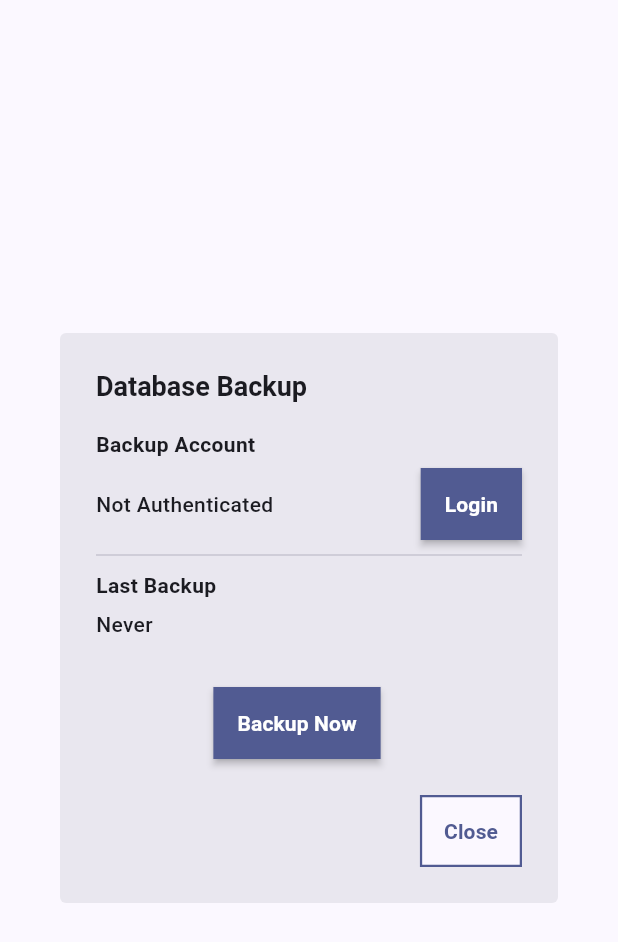
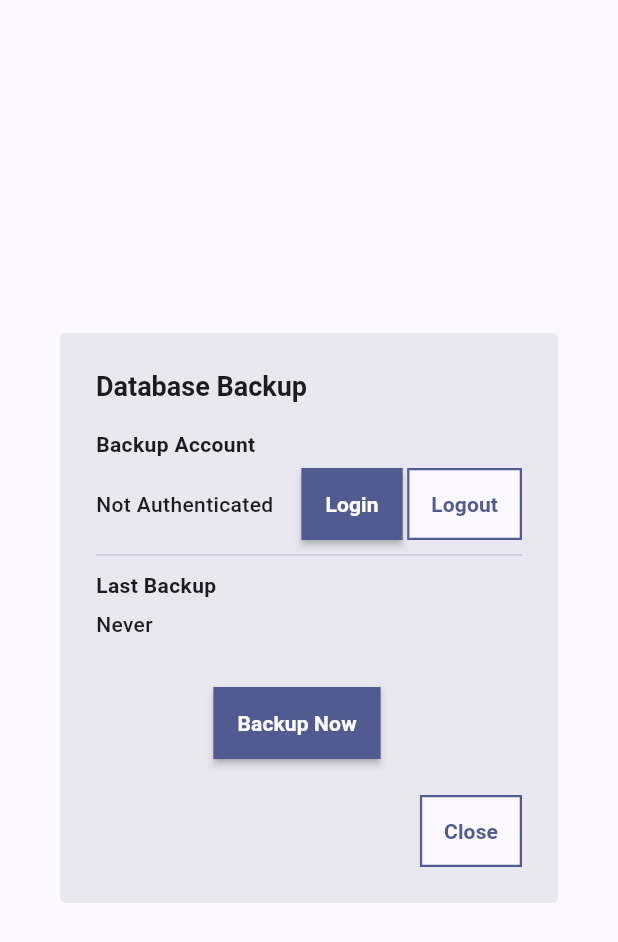
Before and after one commit to yadavkhushwant/flutter-billing-app, a Flutter app: the DatabaseBackupCard widget shown alone on an empty page, opened directly, on a phone screen of 412 x 824 dp. Shown: the top 942 px of the screen. Run offline on Flutter 3.47's test engine with Material 3 defaults, Android fonts, the phone set to English and light mode, and no system bars; our stand-ins replace dropdown_search, fl_chart, flutter_dotenv, get, googleapis_auth, image_picker and 6 more; missing offline and left inert: googleapis, pluto_grid; accounts and stored records are empty.

```diff
--- a/lib/controller/google_drive_backup_controller.dart
+++ b/lib/controller/google_drive_backup_controller.dart
@@ -102,12 +102,13 @@ class BackupController extends GetxController {
   /// **LOGIN Function (Does NOT trigger backup)**
   Future<void> login() async {
     try {
-      print("khushwant00");
       final client = await getAuthenticatedClient();
       final email = await getUserEmail(client);
       if (email != null) {
         backupEmail.value = email;
         debugPrint("Authenticated as: $email");
+      }else{
+        debugPrint("Failed to authenticate");
       }
       client.close();
     } catch (e) {
@@ -229,7 +230,8 @@ Future<String?> getUserEmail(http.Client client) async {
   try {
     final response =
     await client.get(Uri.parse("https://www.googleapis.com/oauth2/v3/userinfo"));
-    print(response.toString());
+    print("response Status: ${response.statusCode}");
+    print("response Body: ${response.body}");
     if (response.statusCode == 200) {
       final data = jsonDecode(response.body);
       return data["email"];
--- a/lib/widget/database_backup_card.dart
+++ b/lib/widget/database_backup_card.dart
@@ -40,36 +40,6 @@ class DatabaseBackupCard extends StatelessWidget {
                 style: TextStyle(fontWeight: FontWeight.bold)),
             const SizedBox(height: 6),
 
-         /*   Row(
-              mainAxisAlignment: MainAxisAlignment.spaceBetween,
-              children: [
-                Obx(() => Text(
-                      backupController.backupEmail.value.isEmpty
-                          ? 'Not Authenticated'
-                          : backupController.backupEmail.value,
-                      style: const TextStyle(fontWeight: FontWeight.w500),
-                    )),
-                const SizedBox(height: 8),
-                Center(
-                  child: Obx(() {
-                    if (backupController.backupEmail.value.isEmpty) {
-                      return Button(
-                        type: ButtonType.primary,
-                        onPressed: () => backupController.login(),
-                        // Only logs in
-                        text: "Login",
-                      );
-                    } else {
-                      return Button(
-                        type: ButtonType.secondary,
-                        onPressed: () => backupController.clearCredentials(),
-                        text: "Logout",
-                      );
-                    }
-                  }),
-                ),
-              ],
-            ),*/
             Row(
               mainAxisAlignment: MainAxisAlignment.spaceBetween,
               children: [
@@ -97,6 +67,9 @@ class DatabaseBackupCard extends StatelessWidget {
 
                 const SizedBox(height: 8),
 
+                Row(
+                  spacing: 3,
+                  children: [
                     Center(
                       child: Obx(() {
                         if (backupController.isLoadingEmail.value) {
@@ -116,6 +89,21 @@ class DatabaseBackupCard extends StatelessWidget {
                           );
                         }
                       }),
+                    ),
+
+                    Center(
+                      child: Obx(() {
+                        if (backupController.isLoadingEmail.value) {
+                          return const SizedBox(); // Hide buttons while loading
+                        }
+                        return Button(
+                          type: ButtonType.secondary,
+                          onPressed: () => backupController.clearCredentials(),
+                          text: "Logout",
+                        );
+                      }),
+                    ),
+                  ],
                 ),
               ],
             ),
```
Lines whose indentation alone changed are shown as unchanged.
